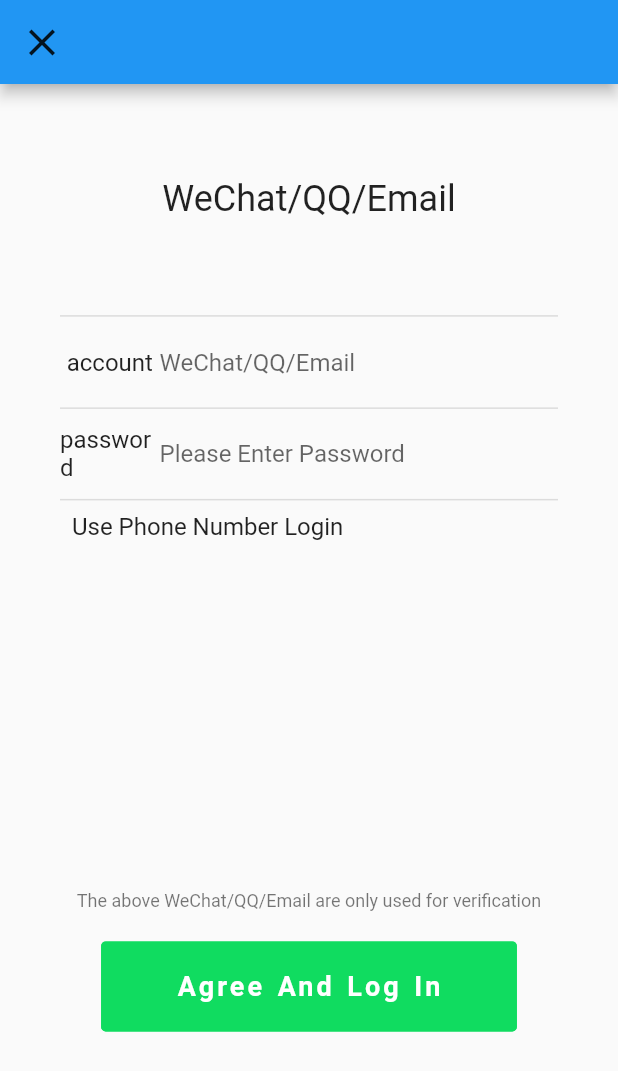
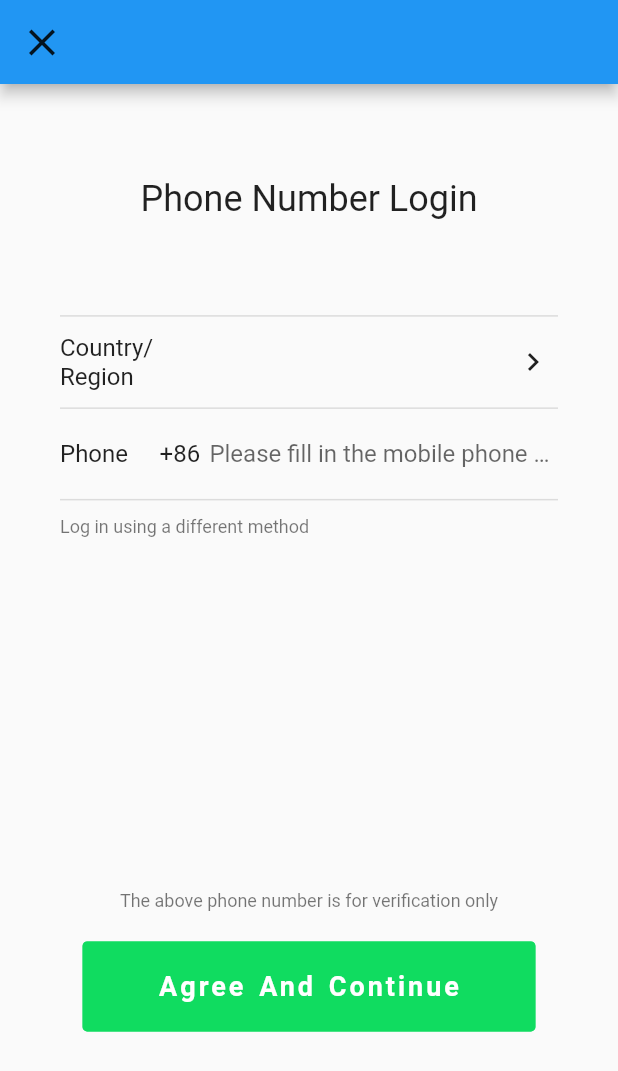
Before and after one commit to BadKid90s/pseudo_we_chat, a Flutter app: the screen it shows after launch, after a tap on "log in", on a phone screen of 412 x 824 dp. Shown: the top 1071 px of the screen. Run offline on Flutter 3.47's test engine with Material 2 defaults, Android fonts, the phone set to English and light mode, and no system bars; drawn by our look-alikes of getwidget; our stand-ins replace get, styled_widget.

Commit message:
feature(login): 构建手机登录页

```diff
--- a/lib/i18n.dart
+++ b/lib/i18n.dart
@@ -19,6 +19,10 @@
           'login_account_password_verify_message': '请输入密码',
 
           'login_phone_title': '手机号登录',
+          'login_phone_region': '国家/地区',
+          'login_phone_phone': '手机号',
+          'login_phone_phone_hint_text': '请填写手机号码',
+          'login_phone_use_other_login': '使用其他方式登录',
           'login_phone_bottom_title': '上述手机号仅用于验证',
           'login_phone_bottom_button_title': '同意并继续',
           'login_phone_phone_verify_message': '请输入正确的手机号',
@@ -40,6 +44,10 @@
           'login_account_password_verify_message': 'Please enter a password',
 
           'login_phone_title': 'Phone Number Login',
+          'login_phone_region': 'Country/Region',
+          'login_phone_phone': 'Phone',
+          'login_phone_phone_hint_text': 'Please fill in the mobile phone number',
+          'login_phone_use_other_login': 'Log in using a different method',
           'login_phone_bottom_title': 'The above phone number is for verification only',
           'login_phone_bottom_button_title': 'Agree And Continue',
           'login_phone_phone_verify_message': 'Please enter the correct mobile phone number',
--- a/lib/pages/index.dart
+++ b/lib/pages/index.dart
@@ -33,7 +33,7 @@
                         child: GFButton(
                           onPressed: () {
                             // 跳转登录页
-                            Get.toNamed(AppRoutes.loginAccount);
+                            Get.toNamed(AppRoutes.loginPhone);
                           },
                           color: const Color.fromRGBO(247, 247, 247, 30),
                           child: Text(
--- a/lib/pages/login/login_account.dart
+++ b/lib/pages/login/login_account.dart
@@ -46,7 +46,7 @@
                 size: 30,
               ),
               onPressed: () {
-                Get.back();
+                Get.offAndToNamed(AppRoutes.index);
               })),
       body: Column(
         children: [
--- a/lib/pages/login/login_phone.dart
+++ b/lib/pages/login/login_phone.dart
@@ -1,10 +1,14 @@
 import 'package:flutter/material.dart';
 import 'package:get/get.dart';
+import 'package:getwidget/getwidget.dart';
 import 'package:pseudo_we_chat/pages/login/widget/bottom.dart';
+import 'package:pseudo_we_chat/pages/login/widget/phone_content.dart';
 import 'package:pseudo_we_chat/pages/login/widget/top_title.dart';
+import 'package:pseudo_we_chat/router.dart';
 
 class LoginPhoneController extends GetxController {
   TextEditingController phoneController = TextEditingController();
+  var phonePrefix = "86".obs;
 
   void login() async {}
 }
@@ -15,9 +19,21 @@
   @override
   Widget build(BuildContext context) {
     return Scaffold(
+      appBar: AppBar(
+          leading: GFButton(
+              type: GFButtonType.transparent,
+              child: Icon(
+                Icons.close,
+                color: context.iconColor,
+                size: 30,
+              ),
+              onPressed: () {
+                Get.offAndToNamed(AppRoutes.index);
+              })),
       body: Column(
         children: [
           TopTitle(4, "login_phone_title".tr),
+          PhoneContent(10),
           Bottom(
             flex: 6,
             title: "login_phone_bottom_title".tr,
--- a/lib/pages/login/widget/account_content.dart
+++ b/lib/pages/login/widget/account_content.dart
@@ -2,6 +2,7 @@
 import 'package:get/get.dart';
 import 'package:getwidget/getwidget.dart';
 import 'package:pseudo_we_chat/pages/login/login_account.dart';
+import 'package:pseudo_we_chat/router.dart';
 import 'package:styled_widget/styled_widget.dart';
 
 class AccountContent extends StatelessWidget {
@@ -27,7 +28,7 @@
                   Expanded(
                     flex: 2,
                     child: Container(
-                        alignment: Alignment.center,
+                        alignment: Alignment.centerLeft,
                         child: Text("login_account_username".tr,
                             style: context.textTheme.titleMedium)),
                   ),
@@ -49,7 +50,7 @@
                   Expanded(
                     flex: 2,
                     child: Container(
-                        alignment: Alignment.center,
+                        alignment: Alignment.centerLeft,
                         child: Text("login_account_password".tr,
                             style: context.textTheme.titleMedium)),
                   ),
@@ -61,25 +62,25 @@
                         decoration: InputDecoration(
                           border: InputBorder.none,
                           hintText: "login_account_password_hint_text".tr,
-                        ),
-                        onSubmitted: (value) {
-                          print("object");
-                          if (value.isBlank == true) {
-
-                          }
-                        }),
+                        )),
                   ),
                 ],
               ).height(60),
               const Divider(height: 1, thickness: 1),
               Row(children: [
                 GFButton(
+                  splashColor: Colors.transparent,
+                  highlightColor: Colors.transparent,
+                  highlightElevation: 0, // 控制按钮下方阴影的大小，默认值为 8
+                  elevation: 0, // 凸起按钮下方阴影的大小，默认值为 2
+                  padding: EdgeInsets.zero,
                   type: GFButtonType.transparent,
                   child: Text("login_account_use_phone_login".tr,
-                      style: context.textTheme.titleMedium),
+                      style: context.textTheme.bodySmall),
                   onPressed: () {
-                    Get.back();
+                    Get.offAndToNamed(AppRoutes.loginPhone);
                   },
+
                 )
               ]),
             ],
--- /dev/null
+++ b/lib/pages/login/widget/phone_content.dart
@@ -0,0 +1,104 @@
+import 'package:flutter/material.dart';
+import 'package:get/get.dart';
+import 'package:getwidget/getwidget.dart';
+import 'package:pseudo_we_chat/pages/login/login_account.dart';
+import 'package:pseudo_we_chat/pages/login/login_phone.dart';
+import 'package:pseudo_we_chat/router.dart';
+import 'package:styled_widget/styled_widget.dart';
+
+class PhoneContent extends StatelessWidget {
+  PhoneContent(this.flex, {super.key});
+
+  final int flex;
+
+  final _controller = Get.find<LoginPhoneController>();
+
+  @override
+  Widget build(BuildContext context) {
+    return Expanded(
+      flex: flex,
+      child: Container(
+          alignment: Alignment.topCenter,
+          // color: Colors.yellow,
+          width: Get.width,
+          child: Column(
+            children: [
+              const Divider(height: 2, thickness: 1),
+              InkWell(
+                onTap: () {
+                  print("object");
+                },
+                child: Row(
+                  children: [
+                    Expanded(
+                      flex: 2,
+                      child: Container(
+                          alignment: Alignment.centerLeft,
+                          child: Text("login_phone_region".tr,
+                              style: context.textTheme.titleMedium)),
+                    ),
+                    Expanded(
+                      flex: 7,
+                      child: Container(
+                              // color: Colors.red,
+                              )
+                          .paddingOnly(left: 5),
+                    ),
+                    const Expanded(
+                      flex: 1,
+                      child: Icon(Icons.chevron_right_outlined),
+                    ),
+                  ],
+                ).height(60),
+              ),
+              const Divider(height: 1, thickness: 1),
+              Row(
+                children: [
+                  Expanded(
+                    flex: 2,
+                    child: Container(
+                        alignment: Alignment.centerLeft,
+                        child: Text("login_phone_phone".tr,
+                            style: context.textTheme.titleMedium)),
+                  ),
+                  Expanded(
+                    flex: 1,
+                    child: Text("+${_controller.phonePrefix.value}",
+                        style: context.textTheme.titleMedium),
+                  ),
+                  Expanded(
+                    flex: 7,
+                    child: TextField(
+                      obscureText: true,
+                      controller: _controller.phoneController,
+                      decoration: InputDecoration(
+                        border: InputBorder.none,
+                        hintText: "login_phone_phone_hint_text".tr,
+                      ),
+                    ),
+                  ),
+                ],
+              ).height(60),
+              const Divider(height: 1, thickness: 1),
+              Row(children: [
+                GFButton(
+                  splashColor: Colors.transparent,
+                  highlightColor: Colors.transparent,
+                  highlightElevation: 0,
+                  // 控制按钮下方阴影的大小，默认值为 8
+                  elevation: 0,
+                  // 凸起按钮下方阴影的大小，默认值为 2
+                  padding: EdgeInsets.zero,
+                  type: GFButtonType.transparent,
+                  child: Text("login_phone_use_other_login".tr,
+                      style: context.textTheme.bodySmall),
+                  onPressed: () {
+                    Get.offAndToNamed(AppRoutes.loginAccount);
+                  },
+                )
+              ]),
+            ],
+          ).paddingSymmetric(horizontal: 40)),
+    );
+  }
+}
```
